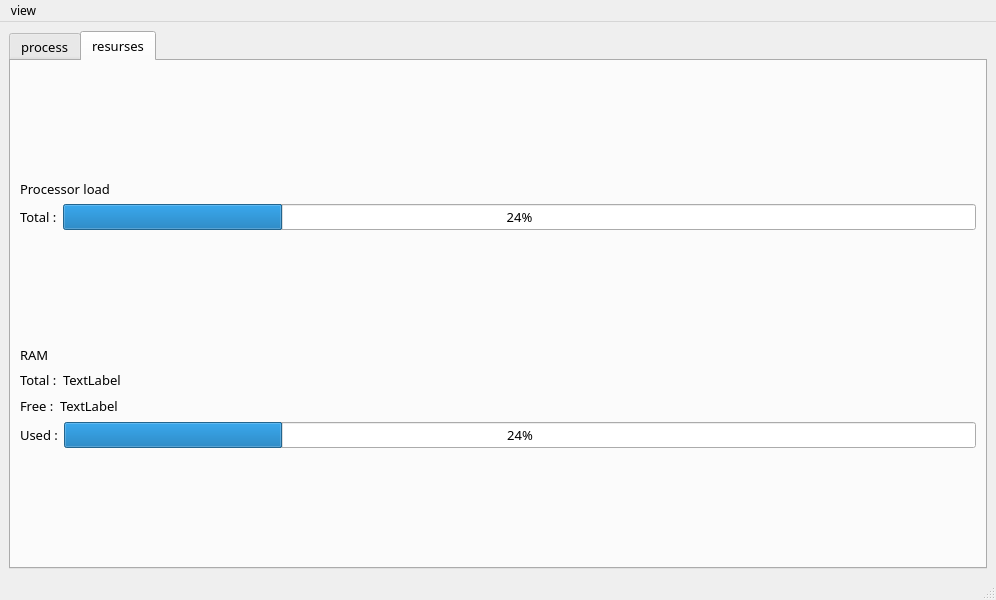
Above: mainwindow.ui from KessoPavel/LinuxTaskManager before the change. Below: the same form after it.
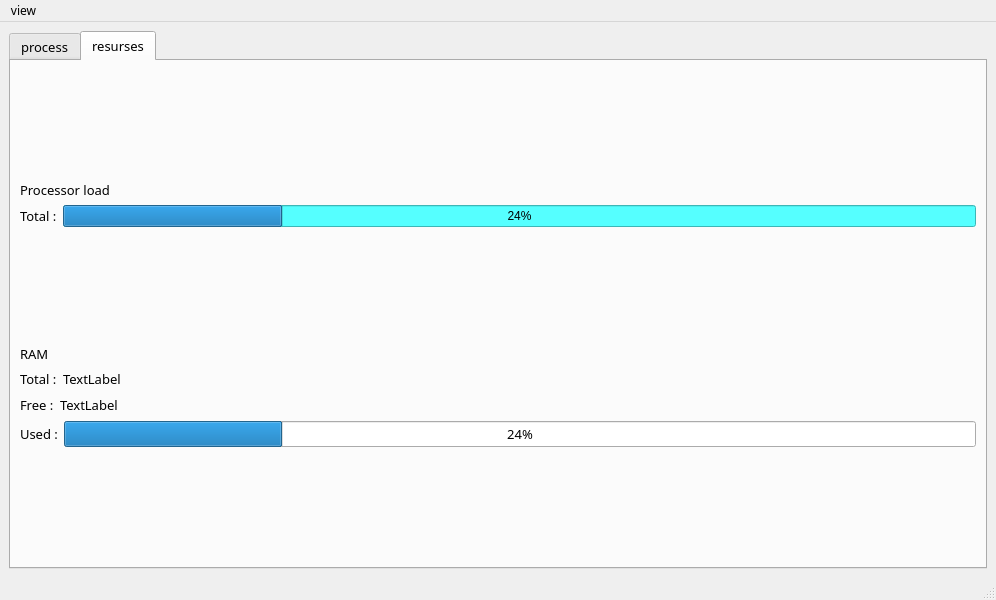
That is the form after the change. The open tabs and pages were chosen to show the change.

```diff
--- a/mainwindow.ui
+++ b/mainwindow.ui
@@ -202,6 +202,10 @@
             </item>
             <item>
              <widget class="QProgressBar" name="progressBar">
+              <property name="styleSheet">
+               <string notr="true">background:rgb(85, 255, 255)
+</string>
+              </property>
               <property name="value">
                <number>24</number>
               </property>
```
Left out of the diff: 2 changed lines with no effect on the pictures.
